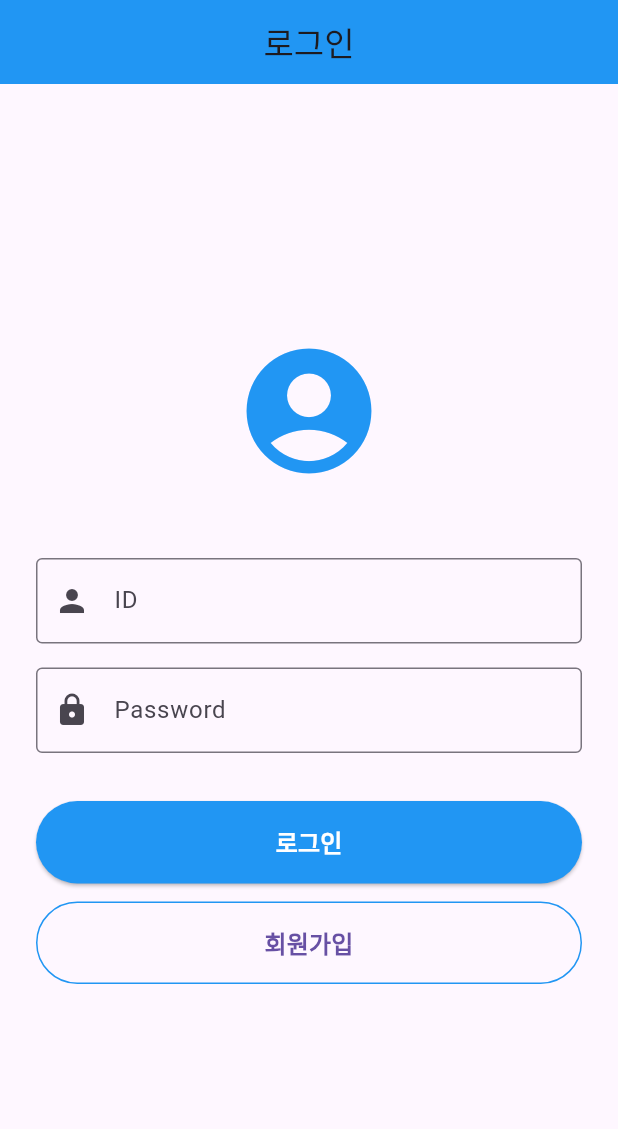
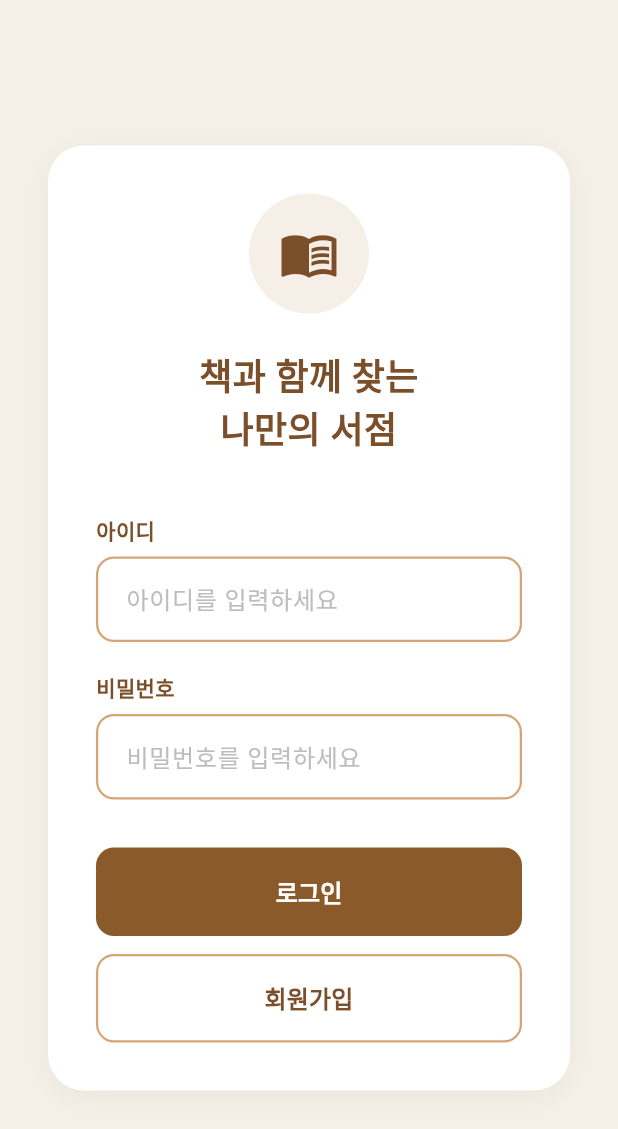
Before and after one commit to PungPungs/Vibe_coding, a Flutter app: the screen it shows after launch, on a phone screen of 412 x 824 dp. Shown: the top 1129 px of the screen. Run offline on Flutter 3.47's test engine with Material 3 defaults, Android fonts, the phone set to English and light mode, and no system bars.

Commit message:
Update login screen to match Figma design
Figma 디자인에 맞춰 로그인 화면 UI 수정:
- 베이지/크림 색상 배경 추가
- 책 아이콘 로고 추가 (갈색)
- "책과 함께 찾는 나만의 서점" 타이틀 추가
- 입력 필드 스타일 변경 (골드 테두리, 레이블 위치 조정)
- 로그인 버튼 갈색으로 변경
- 회원가입 버튼 골드 테두리로 변경
- 전체적인 디자인을 Figma 참고 화면과 일치하도록 수정

🤖 Generated with [Claude Code](https://claude.com/claude-code)

Co-Authored-By: Claude <noreply@anthropic.com>

```diff
--- a/flutter_login_app/lib/screens/login_screen.dart
+++ b/flutter_login_app/lib/screens/login_screen.dart
@@ -38,47 +38,144 @@ class _LoginScreenState extends State<LoginScreen> {
 
   @override
   Widget build(BuildContext context) {
+    // 색상 정의 (Figma 디자인 기반)
+    const Color beigeBackground = Color(0xFFF5F1E8);
+    const Color brownPrimary = Color(0xFF7B4F2A);
+    const Color goldBorder = Color(0xFFD4A574);
+    const Color brownButton = Color(0xFF8B5A2B);
+
     return Scaffold(
-      appBar: AppBar(
-        title: const Text('로그인'),
-        centerTitle: true,
-        backgroundColor: Colors.blue,
+      backgroundColor: beigeBackground,
+      body: SafeArea(
+        child: Center(
+          child: SingleChildScrollView(
+            child: Padding(
+              padding: const EdgeInsets.symmetric(horizontal: 32.0),
+              child: Container(
+                padding: const EdgeInsets.all(32.0),
+                decoration: BoxDecoration(
+                  color: Colors.white,
+                  borderRadius: BorderRadius.circular(24),
+                  boxShadow: [
+                    BoxShadow(
+                      color: Colors.black.withOpacity(0.05),
+                      blurRadius: 20,
+                      offset: const Offset(0, 4),
                     ),
-      body: Padding(
-        padding: const EdgeInsets.all(24.0),
+                  ],
+                ),
                 child: Column(
-          mainAxisAlignment: MainAxisAlignment.center,
+                  mainAxisSize: MainAxisSize.min,
                   crossAxisAlignment: CrossAxisAlignment.stretch,
                   children: [
-            // 로고 또는 타이틀
-            const Icon(
-              Icons.account_circle,
-              size: 100,
-              color: Colors.blue,
+                    // 책 아이콘 로고
+                    Container(
+                      width: 80,
+                      height: 80,
+                      decoration: BoxDecoration(
+                        color: const Color(0xFFF5EFE7),
+                        shape: BoxShape.circle,
                       ),
-            const SizedBox(height: 48),
+                      child: const Icon(
+                        Icons.menu_book,
+                        size: 40,
+                        color: brownPrimary,
+                      ),
+                    ),
+                    const SizedBox(height: 24),
 
-            // ID 텍스트 박스
+                    // 타이틀
+                    const Text(
+                      '책과 함께 찾는\n나만의 서점',
+                      textAlign: TextAlign.center,
+                      style: TextStyle(
+                        fontSize: 24,
+                        fontWeight: FontWeight.bold,
+                        color: brownPrimary,
+                        height: 1.4,
+                      ),
+                    ),
+                    const SizedBox(height: 40),
+
+                    // 아이디 레이블
+                    const Text(
+                      '아이디',
+                      style: TextStyle(
+                        fontSize: 14,
+                        fontWeight: FontWeight.w600,
+                        color: brownPrimary,
+                      ),
+                    ),
+                    const SizedBox(height: 8),
+
+                    // 아이디 입력 필드
                     TextField(
                       controller: _idController,
-              decoration: const InputDecoration(
-                labelText: 'ID',
+                      decoration: InputDecoration(
                         hintText: '아이디를 입력하세요',
-                prefixIcon: Icon(Icons.person),
-                border: OutlineInputBorder(),
+                        hintStyle: TextStyle(color: Colors.grey[400]),
+                        filled: true,
+                        fillColor: Colors.white,
+                        contentPadding: const EdgeInsets.symmetric(
+                          horizontal: 16,
+                          vertical: 16,
+                        ),
+                        enabledBorder: OutlineInputBorder(
+                          borderRadius: BorderRadius.circular(12),
+                          borderSide: const BorderSide(
+                            color: goldBorder,
+                            width: 1.5,
                           ),
                         ),
-            const SizedBox(height: 16),
+                        focusedBorder: OutlineInputBorder(
+                          borderRadius: BorderRadius.circular(12),
+                          borderSide: const BorderSide(
+                            color: brownPrimary,
+                            width: 2,
+                          ),
+                        ),
+                      ),
+                    ),
+                    const SizedBox(height: 20),
 
-            // PW 텍스트 박스
+                    // 비밀번호 레이블
+                    const Text(
+                      '비밀번호',
+                      style: TextStyle(
+                        fontSize: 14,
+                        fontWeight: FontWeight.w600,
+                        color: brownPrimary,
+                      ),
+                    ),
+                    const SizedBox(height: 8),
+
+                    // 비밀번호 입력 필드
                     TextField(
                       controller: _passwordController,
                       obscureText: true,
-              decoration: const InputDecoration(
-                labelText: 'Password',
+                      decoration: InputDecoration(
                         hintText: '비밀번호를 입력하세요',
-                prefixIcon: Icon(Icons.lock),
-                border: OutlineInputBorder(),
+                        hintStyle: TextStyle(color: Colors.grey[400]),
+                        filled: true,
+                        fillColor: Colors.white,
+                        contentPadding: const EdgeInsets.symmetric(
+                          horizontal: 16,
+                          vertical: 16,
+                        ),
+                        enabledBorder: OutlineInputBorder(
+                          borderRadius: BorderRadius.circular(12),
+                          borderSide: const BorderSide(
+                            color: goldBorder,
+                            width: 1.5,
+                          ),
+                        ),
+                        focusedBorder: OutlineInputBorder(
+                          borderRadius: BorderRadius.circular(12),
+                          borderSide: const BorderSide(
+                            color: brownPrimary,
+                            width: 2,
+                          ),
+                        ),
                       ),
                     ),
                     const SizedBox(height: 32),
@@ -87,13 +184,20 @@ class _LoginScreenState extends State<LoginScreen> {
                     ElevatedButton(
                       onPressed: _handleLogin,
                       style: ElevatedButton.styleFrom(
-                padding: const EdgeInsets.symmetric(vertical: 16),
-                backgroundColor: Colors.blue,
+                        padding: const EdgeInsets.symmetric(vertical: 18),
+                        backgroundColor: brownButton,
                         foregroundColor: Colors.white,
+                        shape: RoundedRectangleBorder(
+                          borderRadius: BorderRadius.circular(12),
+                        ),
+                        elevation: 0,
                       ),
                       child: const Text(
                         '로그인',
-                style: TextStyle(fontSize: 16, fontWeight: FontWeight.bold),
+                        style: TextStyle(
+                          fontSize: 16,
+                          fontWeight: FontWeight.bold,
+                        ),
                       ),
                     ),
                     const SizedBox(height: 12),
@@ -102,17 +206,31 @@ class _LoginScreenState extends State<LoginScreen> {
                     OutlinedButton(
                       onPressed: _handleSignUp,
                       style: OutlinedButton.styleFrom(
-                padding: const EdgeInsets.symmetric(vertical: 16),
-                side: const BorderSide(color: Colors.blue),
+                        padding: const EdgeInsets.symmetric(vertical: 18),
+                        side: const BorderSide(
+                          color: goldBorder,
+                          width: 1.5,
+                        ),
+                        foregroundColor: brownPrimary,
+                        shape: RoundedRectangleBorder(
+                          borderRadius: BorderRadius.circular(12),
+                        ),
                       ),
                       child: const Text(
                         '회원가입',
-                style: TextStyle(fontSize: 16, fontWeight: FontWeight.bold),
+                        style: TextStyle(
+                          fontSize: 16,
+                          fontWeight: FontWeight.bold,
+                        ),
                       ),
                     ),
                   ],
                 ),
               ),
+            ),
+          ),
+        ),
+      ),
     );
   }
 }
```
Lines whose indentation alone changed are shown as unchanged.
